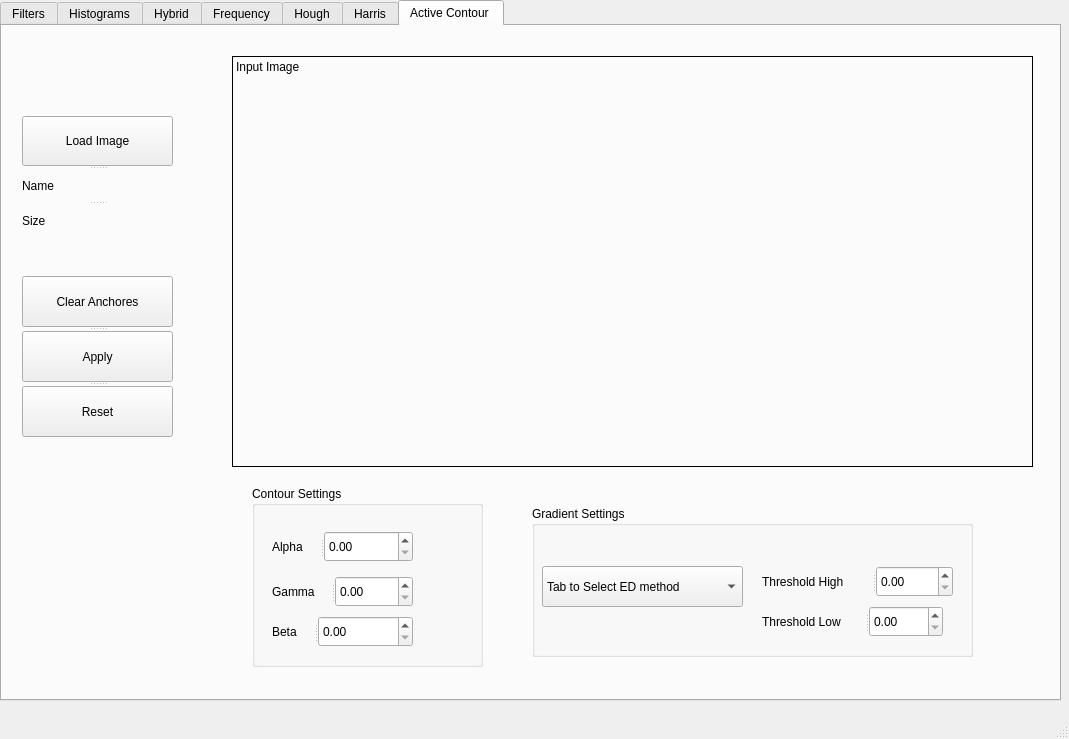
First picture: the form in MainWindow.ui, repository Bravewarrior0/Computer-Vision, before the edit.
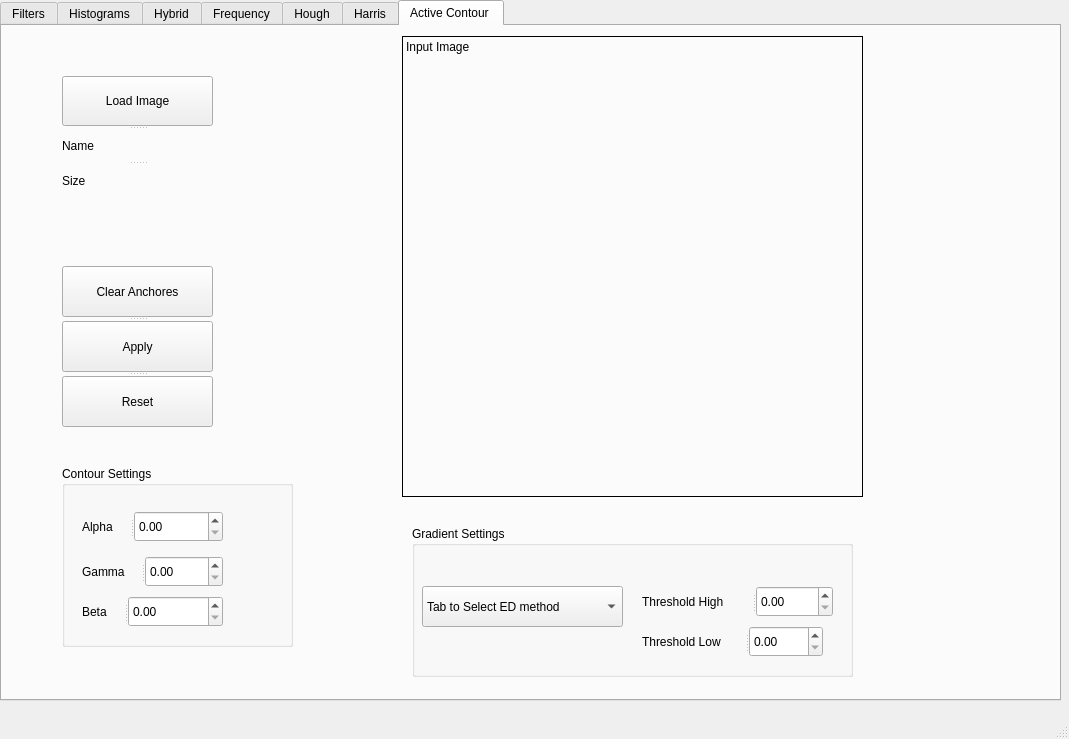
Second picture: the form after the edit. Custom widgets are drawn as their Qt base class.

```diff
--- a/MainWindow.ui
+++ b/MainWindow.ui
@@ -865,10 +865,10 @@
      <widget class="QLabel" name="label_AC">
       <property name="geometry">
        <rect>
-        <x>230</x>
-        <y>30</y>
-        <width>801</width>
-        <height>411</height>
+        <x>400</x>
+        <y>10</y>
+        <width>461</width>
+        <height>461</height>
        </rect>
       </property>
       <property name="focusPolicy">
@@ -893,8 +893,8 @@
      <widget class="QGroupBox" name="groupBox_3">
       <property name="geometry">
        <rect>
-        <x>250</x>
-        <y>460</y>
+        <x>60</x>
+        <y>440</y>
         <width>231</width>
         <height>181</height>
        </rect>
@@ -963,8 +963,8 @@
      <widget class="QSplitter" name="splitter_19">
       <property name="geometry">
        <rect>
-        <x>530</x>
-        <y>480</y>
+        <x>410</x>
+        <y>500</y>
         <width>441</width>
         <height>151</height>
        </rect>
@@ -1049,8 +1049,8 @@
      <widget class="QSplitter" name="splitter_15">
       <property name="geometry">
        <rect>
-        <x>20</x>
-        <y>250</y>
+        <x>60</x>
+        <y>240</y>
         <width>151</width>
         <height>161</height>
        </rect>
@@ -1077,8 +1077,8 @@
      <widget class="QSplitter" name="splitter_20">
       <property name="geometry">
        <rect>
-        <x>20</x>
-        <y>90</y>
+        <x>60</x>
+        <y>50</y>
         <width>151</width>
         <height>121</height>
        </rect>
```
